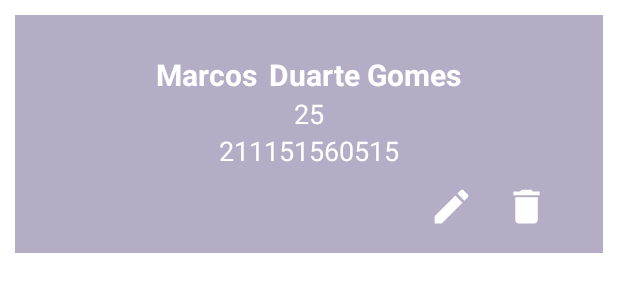
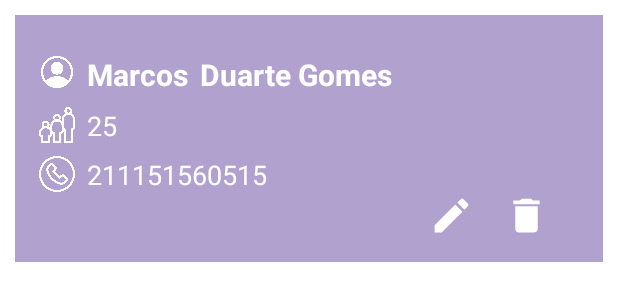
Before and after one commit to gabrielly-soares-marinho/agenda-de-contatos, an Android app: the layout contato_item.xml on its own in the app's theme, with its tools: preview values and no code run, on a phone screen of 412 x 824 dp. Shown: the top 301 px of the screen. Run offline under Robolectric (Android 15) with nearby library versions, the phone set to English and light mode, and no system bars.

Commit message:
adicionando icones

```diff
--- a/app/src/main/res/layout/contato_item.xml
+++ b/app/src/main/res/layout/contato_item.xml
@@ -8,15 +8,22 @@
     android:layout_marginStart="10dp"
     android:layout_marginEnd="10dp"
     android:layout_marginBottom="10dp"
-    android:background="@color/roxo"
+    android:background="@color/purple"
     android:padding="16dp">
 
     <LinearLayout
         android:layout_width="wrap_content"
         android:layout_height="wrap_content"
         android:orientation="horizontal"
-        android:layout_gravity="center"
+        android:layout_gravity="center_vertical"
         android:layout_marginTop="10dp">
+
+        <ImageView
+            android:layout_width="24dp"
+            android:layout_height="24dp"
+            android:src="@drawable/nome"
+            app:tint="@android:color/white"
+            android:layout_marginEnd="8dp"/>
 
         <TextView
             android:id="@+id/txtNome"
@@ -39,14 +46,43 @@
 
     </LinearLayout>
 
+    <LinearLayout
+        android:layout_width="wrap_content"
+        android:layout_height="wrap_content"
+        android:orientation="horizontal"
+        android:layout_gravity="center_vertical"
+        android:layout_marginTop="8dp">
+
+        <ImageView
+            android:layout_width="24dp"
+            android:layout_height="24dp"
+            android:src="@drawable/idade"
+            app:tint="@android:color/white"
+            android:layout_marginEnd="8dp"/>
+
         <TextView
             android:id="@+id/txtIdade"
             android:layout_width="wrap_content"
             android:layout_height="wrap_content"
             android:text="@string/_25"
             android:textSize="18sp"
-        android:textColor="@android:color/white"
-        android:layout_gravity="center"/>
+            android:textColor="@android:color/white"/>
+
+    </LinearLayout>
+
+    <LinearLayout
+        android:layout_width="wrap_content"
+        android:layout_height="wrap_content"
+        android:orientation="horizontal"
+        android:layout_gravity="center_vertical"
+        android:layout_marginTop="8dp">
+
+        <ImageView
+            android:layout_width="24dp"
+            android:layout_height="24dp"
+            android:src="@drawable/telefone"
+            app:tint="@android:color/white"
+            android:layout_marginEnd="8dp"/>
 
         <TextView
             android:id="@+id/txtCelular"
@@ -54,33 +90,34 @@
             android:layout_height="wrap_content"
             android:text="@string/tel"
             android:textSize="18sp"
-        android:textColor="@android:color/white"
-        android:layout_gravity="center"/>
+            android:textColor="@android:color/white"/>
+
+    </LinearLayout>
 
     <LinearLayout
         android:layout_width="match_parent"
         android:layout_height="wrap_content"
-        android:orientation="horizontal"
+        android:layout_marginTop="0dp"
         android:gravity="end"
-        android:layout_marginTop="10dp">
+        android:orientation="horizontal">
 
         <ImageView
             android:id="@+id/btAtualizar"
             android:layout_width="30dp"
             android:layout_height="30dp"
+            android:layout_marginEnd="20dp"
             android:contentDescription="@string/todo"
             android:src="@drawable/ic_atualizar"
-            app:tint="@android:color/white"
-            android:layout_marginEnd="20dp"/>
+            app:tint="@android:color/white" />
 
         <ImageView
             android:id="@+id/btDeletar"
             android:layout_width="30dp"
             android:layout_height="30dp"
+            android:layout_marginEnd="20dp"
             android:contentDescription="@string/todo1"
             android:src="@drawable/ic_deletar"
-            app:tint="@android:color/white"
-            android:layout_marginEnd="20dp"/>
+            app:tint="@android:color/white" />
 
     </LinearLayout>
 
```
Also changed, not shown: app/src/main/res/drawable/idade.png (added), app/src/main/res/drawable/nome.png (added), app/src/main/res/drawable/telefone.png (added). Lines whose indentation alone changed are shown as unchanged.
